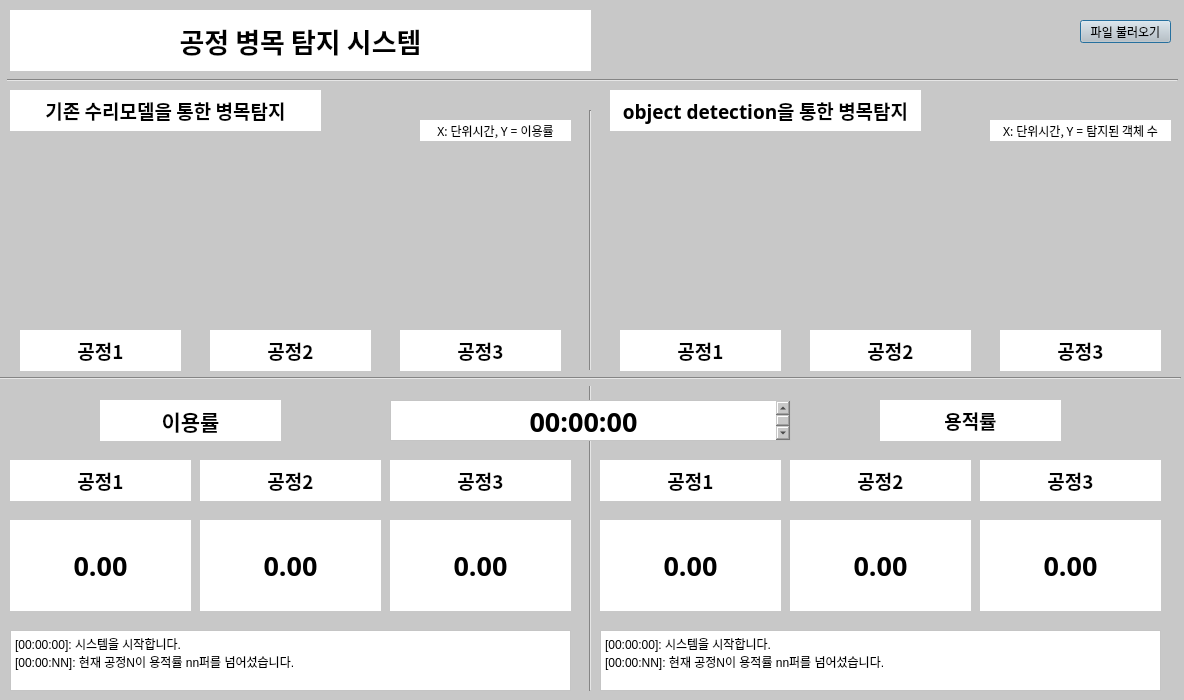
Old version of the form untitled.ui in the repository JuicyJeong/bottleneck_od.
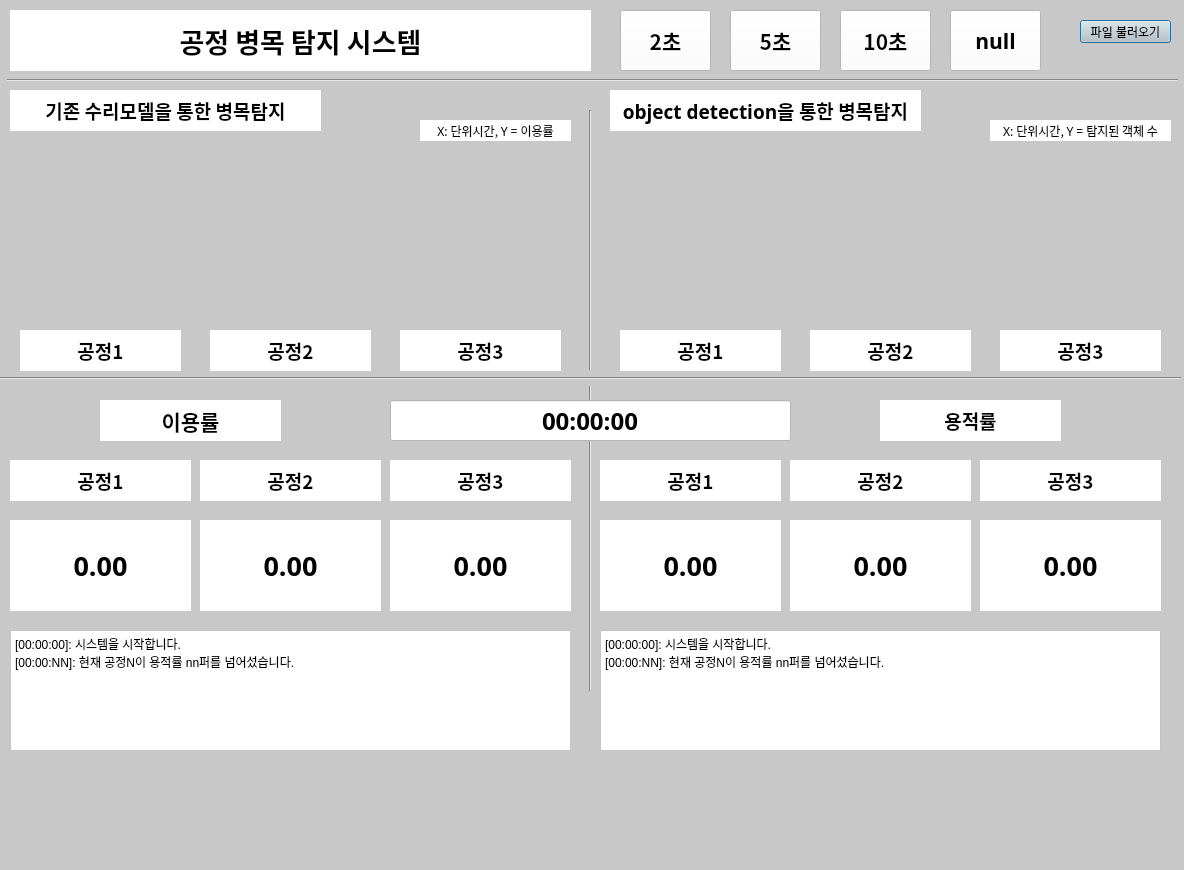
New version of the form.

Commit message: codes are move into GUI.

The edit to the form file:
```diff
--- a/untitled.ui
+++ b/untitled.ui
@@ -7,7 +7,7 @@
     <x>0</x>
     <y>0</y>
     <width>1184</width>
-    <height>700</height>
+    <height>870</height>
    </rect>
   </property>
   <property name="windowTitle">
@@ -593,39 +593,6 @@
     <set>Qt::AlignCenter</set>
    </property>
   </widget>
-  <widget class="QTextEdit" name="timer_input">
-   <property name="geometry">
-    <rect>
-     <x>390</x>
-     <y>400</y>
-     <width>401</width>
-     <height>41</height>
-    </rect>
-   </property>
-   <property name="font">
-    <font>
-     <family>맑은 고딕</family>
-     <pointsize>16</pointsize>
-     <weight>50</weight>
-     <italic>false</italic>
-     <bold>false</bold>
-     <underline>false</underline>
-     <strikeout>false</strikeout>
-     <kerning>false</kerning>
-    </font>
-   </property>
-   <property name="styleSheet">
-    <string notr="true">background-color: rgb(255, 255, 255);
-vertical-align: center</string>
-   </property>
-   <property name="html">
-    <string>&lt;!DOCTYPE HTML PUBLIC &quot;-//W3C//DTD HTML 4.0//EN&quot; &quot;http://www.w3.org/TR/REC-html40/strict.dtd&quot;&gt;
-&lt;html&gt;&lt;head&gt;&lt;meta name=&quot;qrichtext&quot; content=&quot;1&quot; /&gt;&lt;style type=&quot;text/css&quot;&gt;
-p, li { white-space: pre-wrap; }
-&lt;/style&gt;&lt;/head&gt;&lt;body style=&quot; font-family:'맑은 고딕'; font-size:16pt; font-weight:400; font-style:normal;&quot;&gt;
-&lt;p align=&quot;center&quot; style=&quot; margin-top:0px; margin-bottom:0px; margin-left:0px; margin-right:0px; -qt-block-indent:0; text-indent:0px;&quot;&gt;&lt;span style=&quot; font-family:'Gulim'; font-size:20pt; font-weight:600;&quot;&gt;00:00:00&lt;/span&gt;&lt;/p&gt;&lt;/body&gt;&lt;/html&gt;</string>
-   </property>
-  </widget>
   <widget class="QLabel" name="label_utilization">
    <property name="geometry">
     <rect>
@@ -851,7 +818,7 @@
      <x>10</x>
      <y>630</y>
      <width>561</width>
-     <height>61</height>
+     <height>121</height>
     </rect>
    </property>
    <property name="styleSheet">
@@ -877,7 +844,7 @@
      <x>600</x>
      <y>630</y>
      <width>561</width>
-     <height>61</height>
+     <height>121</height>
     </rect>
    </property>
    <property name="styleSheet">
@@ -894,6 +861,132 @@
 [00:00:NN]: 현재 공정N이 용적률 nn퍼를 넘어섰습니다.</string>
    </property>
   </widget>
+  <widget class="QPushButton" name="file_pushButton_1min">
+   <property name="geometry">
+    <rect>
+     <x>620</x>
+     <y>10</y>
+     <width>91</width>
+     <height>61</height>
+    </rect>
+   </property>
+   <property name="font">
+    <font>
+     <family>맑은 고딕</family>
+     <pointsize>16</pointsize>
+     <weight>75</weight>
+     <bold>true</bold>
+    </font>
+   </property>
+   <property name="styleSheet">
+    <string notr="true">background-color:white</string>
+   </property>
+   <property name="text">
+    <string>2초</string>
+   </property>
+  </widget>
+  <widget class="QPushButton" name="file_pushButton_2min">
+   <property name="geometry">
+    <rect>
+     <x>730</x>
+     <y>10</y>
+     <width>91</width>
+     <height>61</height>
+    </rect>
+   </property>
+   <property name="font">
+    <font>
+     <family>맑은 고딕</family>
+     <pointsize>16</pointsize>
+     <weight>75</weight>
+     <bold>true</bold>
+    </font>
+   </property>
+   <property name="styleSheet">
+    <string notr="true">background-color:white</string>
+   </property>
+   <property name="text">
+    <string>5초</string>
+   </property>
+  </widget>
+  <widget class="QPushButton" name="file_pushButton_5min">
+   <property name="geometry">
+    <rect>
+     <x>840</x>
+     <y>10</y>
+     <width>91</width>
+     <height>61</height>
+    </rect>
+   </property>
+   <property name="font">
+    <font>
+     <family>맑은 고딕</family>
+     <pointsize>16</pointsize>
+     <weight>75</weight>
+     <bold>true</bold>
+    </font>
+   </property>
+   <property name="styleSheet">
+    <string notr="true">background-color:white</string>
+   </property>
+   <property name="text">
+    <string>10초</string>
+   </property>
+  </widget>
+  <widget class="QPushButton" name="file_pushButton_10min">
+   <property name="geometry">
+    <rect>
+     <x>950</x>
+     <y>10</y>
+     <width>91</width>
+     <height>61</height>
+    </rect>
+   </property>
+   <property name="font">
+    <font>
+     <family>맑은 고딕</family>
+     <pointsize>16</pointsize>
+     <weight>75</weight>
+     <bold>true</bold>
+    </font>
+   </property>
+   <property name="styleSheet">
+    <string notr="true">background-color:white</string>
+   </property>
+   <property name="text">
+    <string>null</string>
+   </property>
+  </widget>
+  <widget class="QLineEdit" name="timer_input">
+   <property name="geometry">
+    <rect>
+     <x>390</x>
+     <y>400</y>
+     <width>401</width>
+     <height>41</height>
+    </rect>
+   </property>
+   <property name="font">
+    <font>
+     <family>맑은 고딕</family>
+     <pointsize>18</pointsize>
+     <weight>75</weight>
+     <bold>true</bold>
+    </font>
+   </property>
+   <property name="styleSheet">
+    <string notr="true">background-color: rgb(255,255,255)</string>
+   </property>
+   <property name="text">
+    <string>00:00:00</string>
+   </property>
+   <property name="maxLength">
+    <number>8</number>
+   </property>
+   <property name="alignment">
+    <set>Qt::AlignCenter</set>
+   </property>
+  </widget>
  </widget>
  <resources/>
  <connections/>
```
The commit also changes 3 other files.
